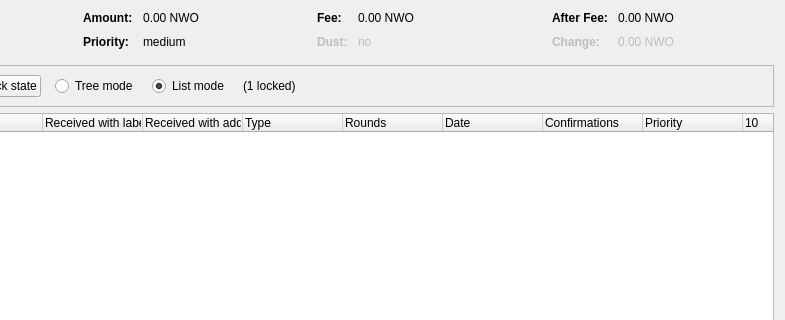
Qt form src/qt/forms/coincontroldialog.ui (MotoAcidic/BaseSource) before a commit; both pictures show x 169 to 954 and y 0 to 320 of the 954 by 500 pixel window.
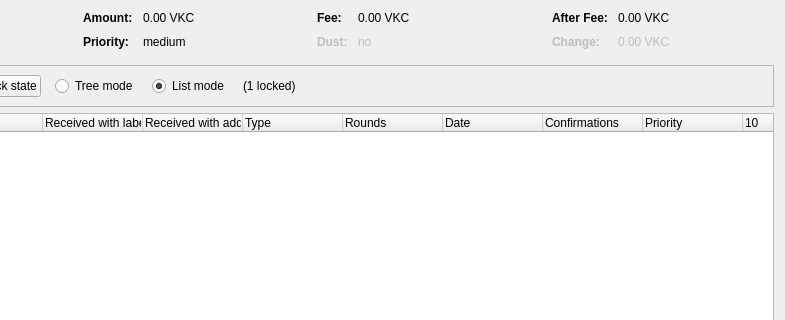
The same form after that commit. Custom widgets are drawn as their Qt base class.

Patch:
```diff
--- a/src/qt/forms/coincontroldialog.ui
+++ b/src/qt/forms/coincontroldialog.ui
@@ -132,7 +132,7 @@
           <enum>Qt::ActionsContextMenu</enum>
          </property>
          <property name="text">
-          <string notr="true">0.00 NWO</string>
+          <string notr="true">0.00 VKC</string>
          </property>
          <property name="textInteractionFlags">
           <set>Qt::LinksAccessibleByMouse|Qt::TextSelectableByKeyboard|Qt::TextSelectableByMouse</set>
@@ -206,7 +206,7 @@
           <enum>Qt::ActionsContextMenu</enum>
          </property>
          <property name="text">
-          <string notr="true">0.00 NWO</string>
+          <string notr="true">0.00 VKC</string>
          </property>
          <property name="textInteractionFlags">
           <set>Qt::LinksAccessibleByMouse|Qt::TextSelectableByKeyboard|Qt::TextSelectableByMouse</set>
@@ -286,7 +286,7 @@
           <enum>Qt::ActionsContextMenu</enum>
          </property>
          <property name="text">
-          <string notr="true">0.00 NWO</string>
+          <string notr="true">0.00 VKC</string>
          </property>
          <property name="textInteractionFlags">
           <set>Qt::LinksAccessibleByMouse|Qt::TextSelectableByKeyboard|Qt::TextSelectableByMouse</set>
@@ -321,7 +321,7 @@
           <enum>Qt::ActionsContextMenu</enum>
          </property>
          <property name="text">
-          <string notr="true">0.00 NWO</string>
+          <string notr="true">0.00 VKC</string>
          </property>
          <property name="textInteractionFlags">
           <set>Qt::LinksAccessibleByMouse|Qt::TextSelectableByKeyboard|Qt::TextSelectableByMouse</set>
```
